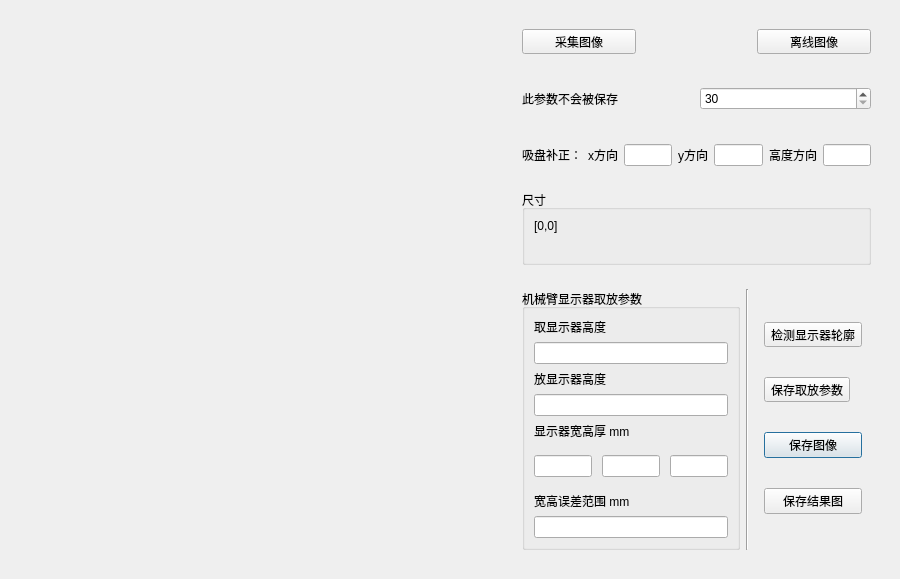
Liberisi/foxconn, file location_config.ui: the form before one commit.
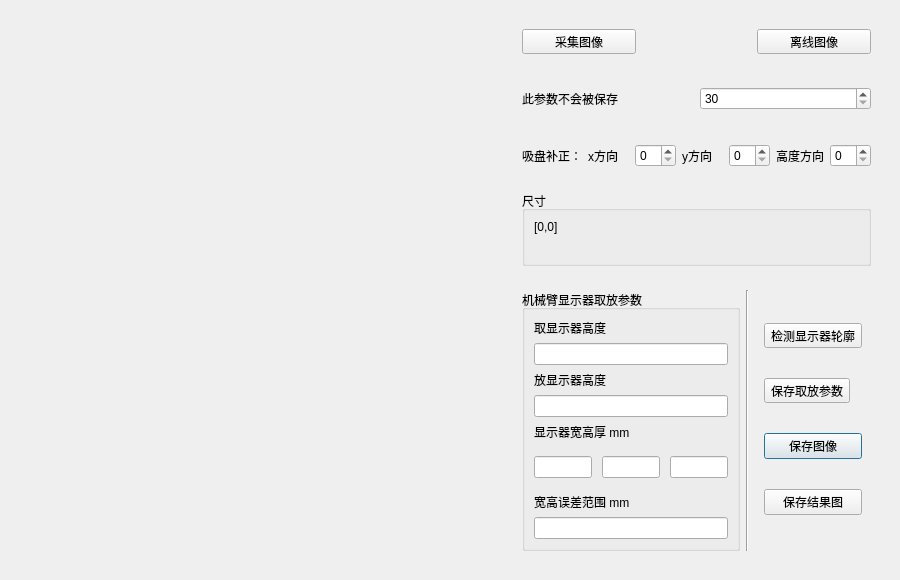
The form after the commit. Custom widgets are drawn as their Qt base class.

```diff
--- a/location_config.ui
+++ b/location_config.ui
@@ -150,7 +150,7 @@
           </widget>
          </item>
          <item>
-          <widget class="QLineEdit" name="lineEdit_x_offset"/>
+          <widget class="QSpinBox" name="spinBox_x_offset"/>
          </item>
          <item>
           <widget class="QLabel" name="label_8">
@@ -160,7 +160,7 @@
           </widget>
          </item>
          <item>
-          <widget class="QLineEdit" name="lineEdit_y_offset"/>
+          <widget class="QSpinBox" name="spinBox_y_offset"/>
          </item>
          <item>
           <widget class="QLabel" name="label_9">
@@ -170,7 +170,7 @@
           </widget>
          </item>
          <item>
-          <widget class="QLineEdit" name="lineEdit_z_offset"/>
+          <widget class="QSpinBox" name="spinBox_z_offset"/>
          </item>
         </layout>
        </widget>
```
